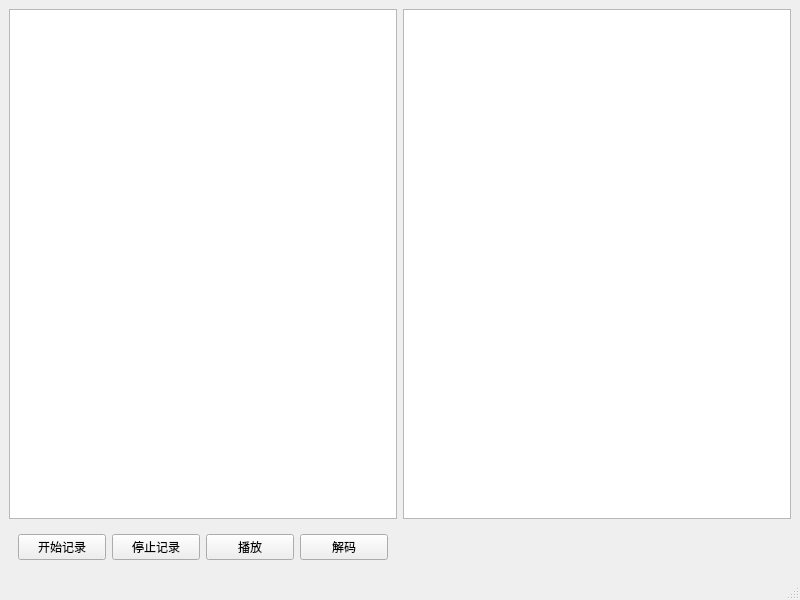
The window that ffmpeg_audio/Bluetooth/mainwindow.ui (gyy67132/ffmpeg) describes before a commit, drawn with Qt 5.
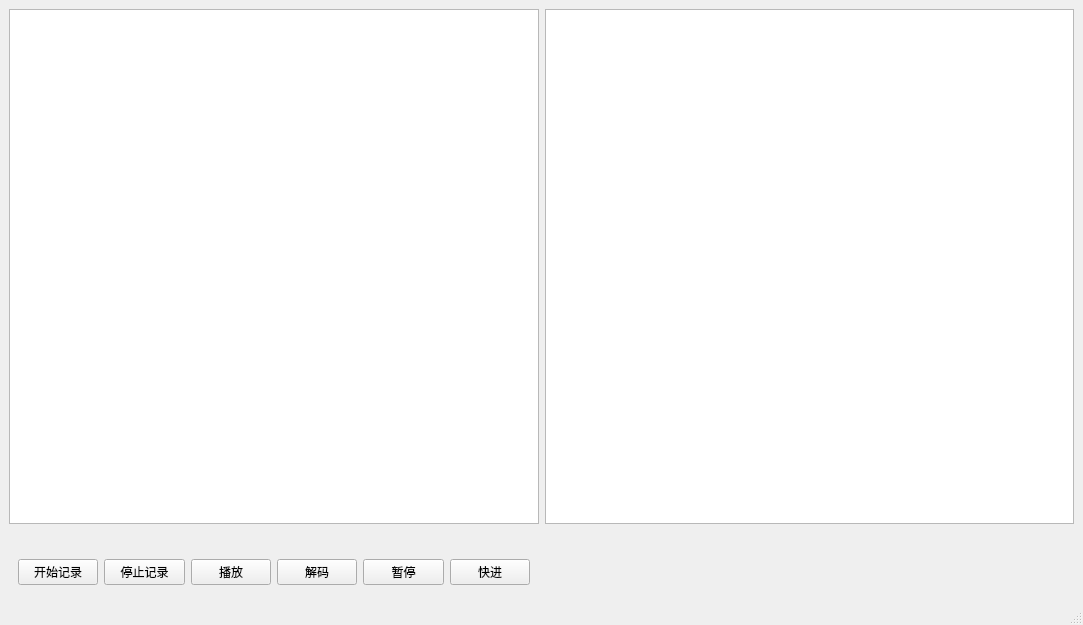
The same window after the commit.

The edit to the form file:
```diff
--- a/ffmpeg_audio/Bluetooth/mainwindow.ui
+++ b/ffmpeg_audio/Bluetooth/mainwindow.ui
@@ -6,8 +6,8 @@
    <rect>
     <x>0</x>
     <y>0</y>
-    <width>800</width>
-    <height>600</height>
+    <width>1083</width>
+    <height>625</height>
    </rect>
   </property>
   <property name="windowTitle">
@@ -24,34 +24,55 @@
     <item row="1" column="0">
      <widget class="QWidget" name="widget" native="true">
       <layout class="QGridLayout" name="gridLayout">
-       <item row="0" column="2">
-        <widget class="QPushButton" name="pushButton_3">
+       <item row="1" column="4">
+        <widget class="QPushButton" name="pushButton_5">
          <property name="text">
-          <string>播放</string>
+          <string>暂停</string>
          </property>
         </widget>
        </item>
-       <item row="0" column="1">
-        <widget class="QPushButton" name="pushButton_2">
-         <property name="text">
-          <string>停止记录</string>
-         </property>
-        </widget>
-       </item>
-       <item row="0" column="0">
+       <item row="1" column="0">
         <widget class="QPushButton" name="pushButton">
          <property name="text">
           <string>开始记录</string>
          </property>
         </widget>
        </item>
-       <item row="0" column="3">
+       <item row="1" column="3">
         <widget class="QPushButton" name="pushButton_4">
          <property name="text">
           <string>解码</string>
          </property>
         </widget>
        </item>
+       <item row="1" column="2">
+        <widget class="QPushButton" name="pushButton_3">
+         <property name="text">
+          <string>播放</string>
+         </property>
+        </widget>
+       </item>
+       <item row="1" column="1">
+        <widget class="QPushButton" name="pushButton_2">
+         <property name="text">
+          <string>停止记录</string>
+         </property>
+        </widget>
+       </item>
+       <item row="1" column="5">
+        <widget class="QPushButton" name="pushButton_6">
+         <property name="text">
+          <string>快进</string>
+         </property>
+        </widget>
+       </item>
+       <item row="0" column="0" colspan="2">
+        <widget class="QLabel" name="label">
+         <property name="text">
+          <string/>
+         </property>
+        </widget>
+       </item>
       </layout>
      </widget>
     </item>
```
Left out of the diff: 2 changed lines with no effect on the pictures.
